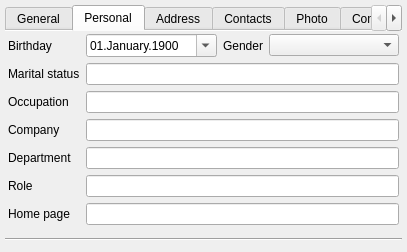
First picture: the form in src/plugins/vcard/vcarddialog2.ui, repository xnamed/vacuum-im, before the edit.
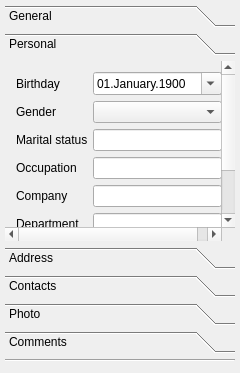
Second picture: the form after the edit. The open tabs and pages were chosen to show the change. Custom widgets are drawn as their Qt base class.

Diff of the .ui file:
```diff
--- a/src/plugins/vcard/vcarddialog2.ui
+++ b/src/plugins/vcard/vcarddialog2.ui
@@ -6,12 +6,12 @@
    <rect>
     <x>0</x>
     <y>0</y>
-    <width>407</width>
-    <height>250</height>
+    <width>240</width>
+    <height>373</height>
    </rect>
   </property>
   <property name="sizePolicy">
-   <sizepolicy hsizetype="Expanding" vsizetype="Preferred">
+   <sizepolicy hsizetype="Expanding" vsizetype="Expanding">
     <horstretch>0</horstretch>
     <verstretch>0</verstretch>
    </sizepolicy>
@@ -30,15 +30,23 @@
     <number>5</number>
    </property>
    <item>
-    <widget class="QTabWidget" name="twtVCard">
-     <property name="currentIndex">
-      <number>0</number>
-     </property>
-     <property name="documentMode">
-      <bool>true</bool>
+    <widget class="QToolBox" name="twtVCard">
+     <property name="sizePolicy">
+      <sizepolicy hsizetype="Expanding" vsizetype="Expanding">
+       <horstretch>0</horstretch>
+       <verstretch>0</verstretch>
+      </sizepolicy>
      </property>
      <widget class="QWidget" name="tabGeneral">
-      <attribute name="title">
+      <property name="geometry">
+       <rect>
+        <x>0</x>
+        <y>0</y>
+        <width>230</width>
+        <height>186</height>
+       </rect>
+      </property>
+      <attribute name="label">
        <string>General</string>
       </attribute>
       <layout class="QFormLayout" name="lotGeneral">
@@ -153,38 +161,27 @@
       </layout>
      </widget>
      <widget class="QWidget" name="tabPersonal">
-      <attribute name="title">
+      <property name="geometry">
+       <rect>
+        <x>0</x>
+        <y>0</y>
+        <width>213</width>
+        <height>222</height>
+       </rect>
+      </property>
+      <attribute name="label">
        <string>Personal</string>
       </attribute>
-      <layout class="QFormLayout" name="lotPersonal">
-       <property name="leftMargin">
-        <number>3</number>
-       </property>
-       <property name="topMargin">
-        <number>3</number>
-       </property>
-       <property name="rightMargin">
-        <number>3</number>
-       </property>
-       <property name="bottomMargin">
-        <number>3</number>
-       </property>
+      <layout class="QGridLayout" name="gridLayout_2">
        <item row="0" column="0">
-        <widget class="QLabel" name="lblBirthday">
-         <property name="text">
-          <string>Birthday</string>
+        <layout class="QGridLayout" name="gridLayout">
+         <property name="horizontalSpacing">
+          <number>5</number>
          </property>
-         <property name="textFormat">
-          <enum>Qt::PlainText</enum>
+         <property name="verticalSpacing">
+          <number>6</number>
          </property>
-         <property name="buddy">
-          <cstring>dedBirthday</cstring>
-         </property>
-        </widget>
-       </item>
-       <item row="0" column="1">
-        <layout class="QHBoxLayout" name="lotPersonalBirthday">
-         <item>
+         <item row="0" column="2">
           <widget class="QDateEdit" name="dedBirthday">
            <property name="sizePolicy">
             <sizepolicy hsizetype="Expanding" vsizetype="Fixed">
@@ -220,7 +217,63 @@
            </property>
           </widget>
          </item>
-         <item>
+         <item row="4" column="2">
+          <widget class="QLineEdit" name="lneCompany"/>
+         </item>
+         <item row="1" column="2">
+          <widget class="QComboBox" name="cmbGender">
+           <property name="sizePolicy">
+            <sizepolicy hsizetype="Expanding" vsizetype="Fixed">
+             <horstretch>0</horstretch>
+             <verstretch>0</verstretch>
+            </sizepolicy>
+           </property>
+          </widget>
+         </item>
+         <item row="6" column="0">
+          <widget class="QLabel" name="lblRole">
+           <property name="text">
+            <string>Role</string>
+           </property>
+           <property name="textFormat">
+            <enum>Qt::PlainText</enum>
+           </property>
+          </widget>
+         </item>
+         <item row="5" column="0">
+          <widget class="QLabel" name="lblDepartment">
+           <property name="text">
+            <string>Department</string>
+           </property>
+           <property name="textFormat">
+            <enum>Qt::PlainText</enum>
+           </property>
+          </widget>
+         </item>
+         <item row="6" column="2">
+          <widget class="QLineEdit" name="lneRole"/>
+         </item>
+         <item row="0" column="0">
+          <widget class="QLabel" name="lblBirthday">
+           <property name="text">
+            <string>Birthday</string>
+           </property>
+           <property name="textFormat">
+            <enum>Qt::PlainText</enum>
+           </property>
+          </widget>
+         </item>
+         <item row="3" column="0">
+          <widget class="QLabel" name="lblOcuupation">
+           <property name="text">
+            <string>Occupation</string>
+           </property>
+           <property name="textFormat">
+            <enum>Qt::PlainText</enum>
+           </property>
+          </widget>
+         </item>
+         <item row="1" column="0">
           <widget class="QLabel" name="lblGender">
            <property name="text">
             <string>Gender</string>
@@ -228,123 +281,64 @@
            <property name="textFormat">
             <enum>Qt::PlainText</enum>
            </property>
-           <property name="buddy">
-            <cstring>cmbGender</cstring>
+          </widget>
+         </item>
+         <item row="2" column="2">
+          <widget class="QLineEdit" name="lneMarital"/>
+         </item>
+         <item row="5" column="2">
+          <widget class="QLineEdit" name="lneDepartment"/>
+         </item>
+         <item row="4" column="0">
+          <widget class="QLabel" name="lblCompany">
+           <property name="text">
+            <string>Company</string>
            </property>
+           <property name="textFormat">
+            <enum>Qt::PlainText</enum>
+           </property>
           </widget>
          </item>
-         <item>
-          <widget class="QComboBox" name="cmbGender">
-           <property name="sizePolicy">
-            <sizepolicy hsizetype="Expanding" vsizetype="Fixed">
-             <horstretch>0</horstretch>
-             <verstretch>0</verstretch>
-            </sizepolicy>
+         <item row="2" column="0">
+          <widget class="QLabel" name="lblMarital">
+           <property name="text">
+            <string>Marital status</string>
            </property>
+           <property name="textFormat">
+            <enum>Qt::PlainText</enum>
+           </property>
           </widget>
          </item>
+         <item row="3" column="2">
+          <widget class="QLineEdit" name="lneTitle"/>
+         </item>
+         <item row="7" column="0">
+          <widget class="QLabel" name="lblHomePage">
+           <property name="text">
+            <string>Home page</string>
+           </property>
+           <property name="textFormat">
+            <enum>Qt::PlainText</enum>
+           </property>
+          </widget>
+         </item>
+         <item row="7" column="2">
+          <widget class="QLineEdit" name="lneHomePage"/>
+         </item>
         </layout>
        </item>
-       <item row="1" column="0">
-        <widget class="QLabel" name="lblMarital">
-         <property name="text">
-          <string>Marital status</string>
-         </property>
-         <property name="textFormat">
-          <enum>Qt::PlainText</enum>
-         </property>
-         <property name="buddy">
-          <cstring>lneMarital</cstring>
-         </property>
-        </widget>
-       </item>
-       <item row="1" column="1">
-        <widget class="QLineEdit" name="lneMarital"/>
-       </item>
-       <item row="2" column="0">
-        <widget class="QLabel" name="lblOcuupation">
-         <property name="text">
-          <string>Occupation</string>
-         </property>
-         <property name="textFormat">
-          <enum>Qt::PlainText</enum>
-         </property>
-         <property name="buddy">
-          <cstring>lneTitle</cstring>
-         </property>
-        </widget>
-       </item>
-       <item row="2" column="1">
-        <widget class="QLineEdit" name="lneTitle"/>
-       </item>
-       <item row="3" column="0">
-        <widget class="QLabel" name="lblCompany">
-         <property name="text">
-          <string>Company</string>
-         </property>
-         <property name="textFormat">
-          <enum>Qt::PlainText</enum>
-         </property>
-         <property name="buddy">
-          <cstring>lneCompany</cstring>
-         </property>
-        </widget>
-       </item>
-       <item row="3" column="1">
-        <widget class="QLineEdit" name="lneCompany"/>
-       </item>
-       <item row="4" column="0">
-        <widget class="QLabel" name="lblDepartment">
-         <property name="text">
-          <string>Department</string>
-         </property>
-         <property name="textFormat">
-          <enum>Qt::PlainText</enum>
-         </property>
-         <property name="buddy">
-          <cstring>lneDepartment</cstring>
-         </property>
-        </widget>
-       </item>
-       <item row="4" column="1">
-        <widget class="QLineEdit" name="lneDepartment"/>
-       </item>
-       <item row="5" column="0">
-        <widget class="QLabel" name="lblRole">
-         <property name="text">
-          <string>Role</string>
-         </property>
-         <property name="textFormat">
-          <enum>Qt::PlainText</enum>
-         </property>
-         <property name="buddy">
-          <cstring>lneRole</cstring>
-         </property>
-        </widget>
-       </item>
-       <item row="5" column="1">
-        <widget class="QLineEdit" name="lneRole"/>
-       </item>
-       <item row="6" column="0">
-        <widget class="QLabel" name="lblHomePage">
-         <property name="text">
-          <string>Home page</string>
-         </property>
-         <property name="textFormat">
-          <enum>Qt::PlainText</enum>
-         </property>
-         <property name="buddy">
-          <cstring>lneHomePage</cstring>
-         </property>
-        </widget>
-       </item>
-       <item row="6" column="1">
-        <widget class="QLineEdit" name="lneHomePage"/>
-       </item>
       </layout>
      </widget>
      <widget class="QWidget" name="tabAdress">
-      <attribute name="title">
+      <property name="geometry">
+       <rect>
+        <x>0</x>
+        <y>0</y>
+        <width>213</width>
+        <height>302</height>
+       </rect>
+      </property>
+      <attribute name="label">
        <string>Address</string>
       </attribute>
       <layout class="QHBoxLayout" name="lotAdress">
@@ -571,7 +565,15 @@
       </layout>
      </widget>
      <widget class="QWidget" name="tabContacts">
-      <attribute name="title">
+      <property name="geometry">
+       <rect>
+        <x>0</x>
+        <y>0</y>
+        <width>213</width>
+        <height>238</height>
+       </rect>
+      </property>
+      <attribute name="label">
        <string>Contacts</string>
       </attribute>
       <layout class="QHBoxLayout" name="lotContacts">
@@ -704,7 +706,15 @@
       </layout>
      </widget>
      <widget class="QWidget" name="tabPhoto">
-      <attribute name="title">
+      <property name="geometry">
+       <rect>
+        <x>0</x>
+        <y>0</y>
+        <width>230</width>
+        <height>186</height>
+       </rect>
+      </property>
+      <attribute name="label">
        <string>Photo</string>
       </attribute>
       <layout class="QHBoxLayout" name="lotPhoto">
@@ -915,7 +925,15 @@
       </layout>
      </widget>
      <widget class="QWidget" name="tabComments">
-      <attribute name="title">
+      <property name="geometry">
+       <rect>
+        <x>0</x>
+        <y>0</y>
+        <width>230</width>
+        <height>186</height>
+       </rect>
+      </property>
+      <attribute name="label">
        <string>Comments</string>
       </attribute>
       <layout class="QVBoxLayout" name="lotComments">
```
Left out of the diff: 154 changed lines with no effect on the pictures.
